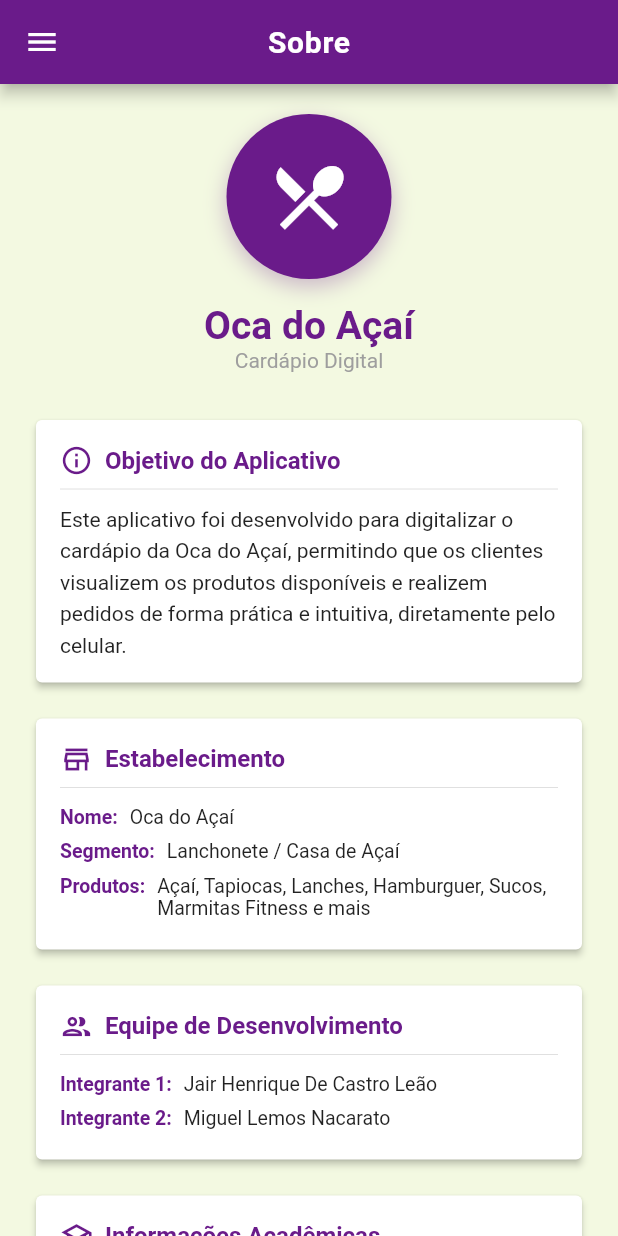
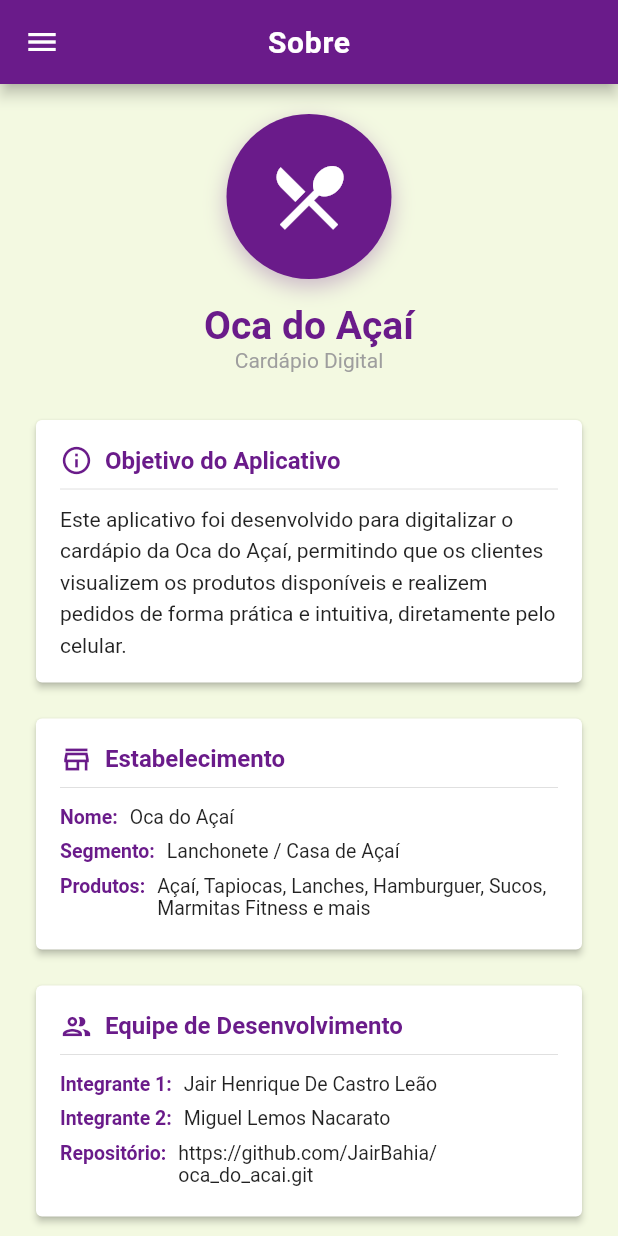
Before and after one commit to JairBahia/oca_do_acai, a Flutter app: the AboutScreen screen opened directly, on a phone screen of 412 x 824 dp. Run offline on Flutter 3.47's test engine with Material 3 defaults, Android fonts, the phone set to English and light mode, and no system bars; our stand-ins replace device_preview, get_it.

Commit message:
alteracoes no sobre

```diff
--- a/lib/screens/about_screen.dart
+++ b/lib/screens/about_screen.dart
@@ -104,6 +104,7 @@ class AboutScreen extends StatelessWidget {
 
                 _InfoRow(label: 'Integrante 1:', value: 'Jair Henrique De Castro Leão'),
                 _InfoRow(label: 'Integrante 2:', value: 'Miguel Lemos Nacarato'),
+                _InfoRow(label: 'Repositório:', value: 'https://github.com/JairBahia/oca_do_acai.git'),
               ],
             ),
           ),
@@ -123,7 +124,7 @@ class AboutScreen extends StatelessWidget {
                 _InfoRow(label: 'Professor:', value: 'Prof. Dr. Rodrigo Plotze'),
                 _InfoRow(
                   label: 'Instituição:',
-                  value: 'Nome da Instituição',
+                  value: 'UNAERP',
                 ),
                 _InfoRow(label: 'Versão:', value: '1.0.0'),
               ],
```
